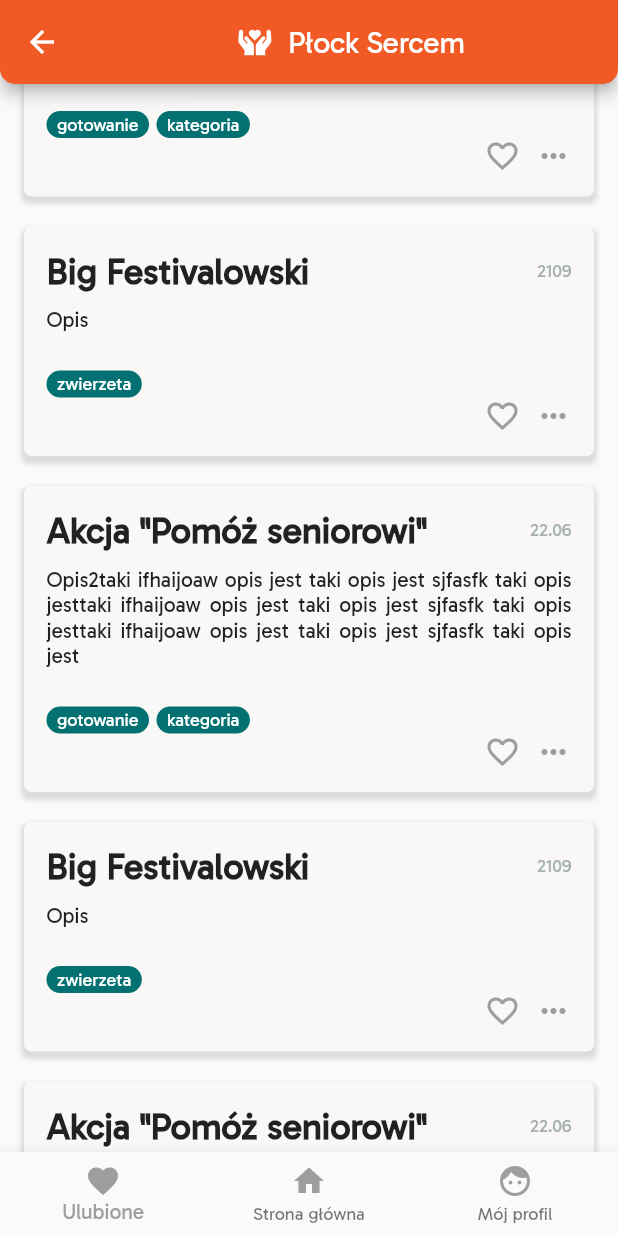
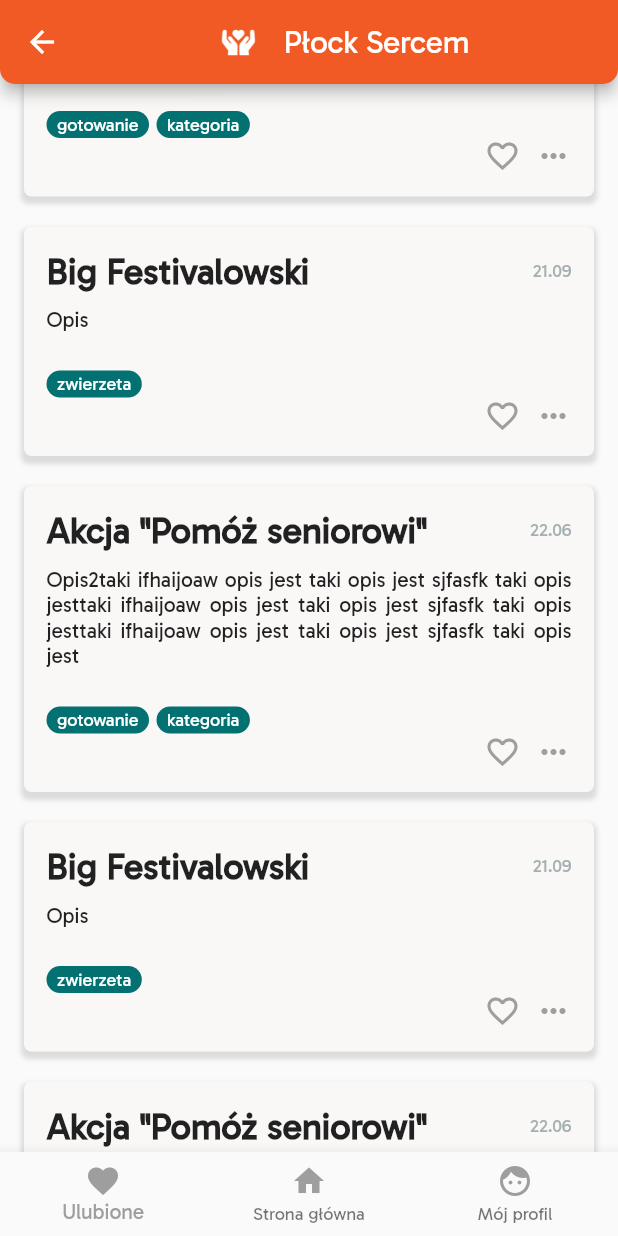
Before and after one commit to fuzzyduck10394/Hackathon, a Flutter app: the MenuUser screen opened by its route, scrolled down 576 dp, on a phone screen of 412 x 824 dp. Run offline on Flutter 3.47's test engine with Material 2 defaults, Android fonts, the light colour scheme and no system bars; our stand-ins replace flutter_form_builder; missing offline and left inert: checkbox_grouped.

Commit message:
ekran jasia

```diff
--- a/lib/main.dart
+++ b/lib/main.dart
@@ -4,6 +4,7 @@ import 'menuUser.dart';
 import 'menuAdmin.dart';
 import 'colors.dart';
 import 'addContent.dart';
+import 'choice.dart';
 void main() {
 
   runApp(MaterialApp(
@@ -13,12 +14,13 @@ void main() {
     ),
 
 
-    initialRoute: '/userMenu',
+    initialRoute: '/choice',
     routes: {
       '/user': (context) => UserProfile(),
       '/userMenu':(context) => MenuUser(),
       '/adminMenu': (context) => MenuAdmin(),
       '/addContentAdmin':(context) => AddContent(),
+      '/choice':(context) => Choice(),
     },
   ));
 }
--- a/lib/menuUser.dart
+++ b/lib/menuUser.dart
@@ -29,9 +29,12 @@ class MenuUser extends StatelessWidget {
                 height: 24,
               ),
               SizedBox(width: 10),
-              Text(
-                'Płock Sercem',
-                style: TextStyle(color: Colors.white)
+              TextButton(
+                onPressed: () => Navigator.popAndPushNamed(context, '/choice'),
+                child: Text(
+                  'Płock Sercem',
+                  style: TextStyle(color: Colors.white, fontSize:21)
+                ),
               ),
             ],
 
@@ -131,27 +134,27 @@ class MenuUser extends StatelessWidget {
               SizedBox(height: 70,),
 
               Column(children: [
-                  Event('Big Festivalowski','Opis','2109',[category('zwierzeta')]),
+                  Event('Big Festivalowski','Opis','21.09',[category('zwierzeta')]),
                   SizedBox(height: 20,),
                   Event('Akcja "Pomóż seniorowi"', 'Opis2taki ifhaijoaw opis jest taki opis jest sjfasfk taki opis jesttaki ifhaijoaw opis jest taki opis jest sjfasfk taki opis jesttaki ifhaijoaw opis jest taki opis jest sjfasfk taki opis jest', '22.06', [category('gotowanie'), category('kategoria')]),
                   SizedBox(height: 20,),
-                  Event('Big Festivalowski','Opis','2109',[category('zwierzeta')]),
+                  Event('Big Festivalowski','Opis','21.09',[category('zwierzeta')]),
                   SizedBox(height: 20,),
                   Event('Akcja "Pomóż seniorowi"', 'Opis2taki ifhaijoaw opis jest taki opis jest sjfasfk taki opis jesttaki ifhaijoaw opis jest taki opis jest sjfasfk taki opis jesttaki ifhaijoaw opis jest taki opis jest sjfasfk taki opis jest', '22.06', [category('gotowanie'), category('kategoria')]),
                   SizedBox(height: 20,),
-                  Event('Big Festivalowski','Opis','2109',[category('zwierzeta')]),
+                  Event('Big Festivalowski','Opis','21.09',[category('zwierzeta')]),
                   SizedBox(height: 20,),
                   Event('Akcja "Pomóż seniorowi"', 'Opis2taki ifhaijoaw opis jest taki opis jest sjfasfk taki opis jesttaki ifhaijoaw opis jest taki opis jest sjfasfk taki opis jesttaki ifhaijoaw opis jest taki opis jest sjfasfk taki opis jest', '22.06', [category('gotowanie'), category('kategoria')]),
                   SizedBox(height: 20,),
-                  Event('Big Festivalowski','Opis','2109',[category('zwierzeta')]),
+                  Event('Big Festivalowski','Opis','21.09',[category('zwierzeta')]),
                   SizedBox(height: 20,),
                   Event('Akcja "Pomóż seniorowi"', 'Opis2taki ifhaijoaw opis jest taki opis jest sjfasfk taki opis jesttaki ifhaijoaw opis jest taki opis jest sjfasfk taki opis jesttaki ifhaijoaw opis jest taki opis jest sjfasfk taki opis jest', '22.06', [category('gotowanie'), category('kategoria')]),
                   SizedBox(height: 20,),
-                  Event('Big Festivalowski','Opis','2109',[category('zwierzeta')]),
+                  Event('Big Festivalowski','Opis','21.09',[category('zwierzeta')]),
                   SizedBox(height: 20,),
                   Event('Akcja "Pomóż seniorowi"', 'Opis2taki ifhaijoaw opis jest taki opis jest sjfasfk taki opis jesttaki ifhaijoaw opis jest taki opis jest sjfasfk taki opis jesttaki ifhaijoaw opis jest taki opis jest sjfasfk taki opis jest', '22.06', [category('gotowanie'), category('kategoria')]),
                   SizedBox(height: 20,),
-                  Event('Big Festivalowski','Opis','2109',[category('zwierzeta')]),
+                  Event('Big Festivalowski','Opis','21.09',[category('zwierzeta')]),
                   SizedBox(height: 20,),
                   Event('Akcja "Pomóż seniorowi"', 'Opis2taki ifhaijoaw opis jest taki opis jest sjfasfk taki opis jesttaki ifhaijoaw opis jest taki opis jest sjfasfk taki opis jesttaki ifhaijoaw opis jest taki opis jest sjfasfk taki opis jest', '22.06', [category('gotowanie'), category('kategoria')]),
                   SizedBox(height: 20,),
```
Also changed, not shown: lib/choice.dart (added, +132 -0 lines), lib/menuAdmin.dart (+9 -3 lines), assets/images/ludzik.png (added), assets/images/ludzikikilka.png (added), 1 other file.
